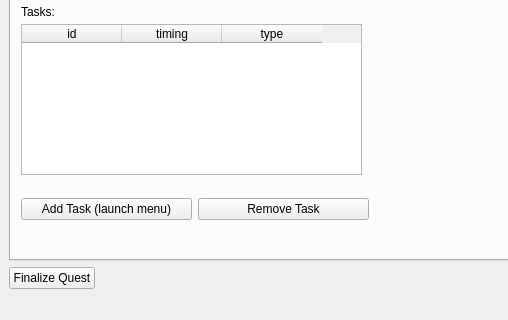
The window that src/modules/gui/ui/gui_quests.ui (ThePi1/SPT-Trader-Builder) describes before a commit, drawn with Qt 5; both pictures show x 0 to 508 and y 440 to 760 of the 775 by 760 pixel window.
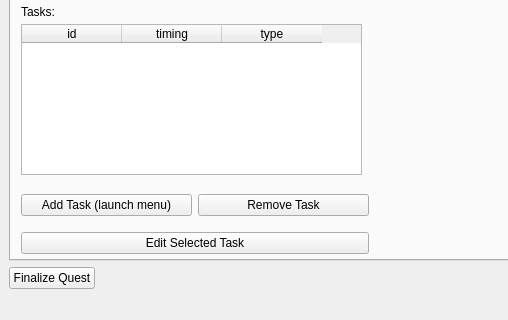
The same window after the commit.

Commit message: Edit a task from the Quest Builder: button, double-click, timing moves

Diff of the .ui file:
```diff
--- a/src/modules/gui/ui/gui_quests.ui
+++ b/src/modules/gui/ui/gui_quests.ui
@@ -162,7 +162,7 @@
           <x>10</x>
           <y>570</y>
           <width>348</width>
-          <height>51</height>
+          <height>81</height>
          </rect>
         </property>
         <layout class="QGridLayout" name="grd_fields_3">
@@ -180,6 +180,13 @@
            </property>
           </widget>
          </item>
+         <item row="1" column="0" colspan="2">
+          <widget class="QPushButton" name="pb_edit_task">
+           <property name="text">
+            <string>Edit Selected Task</string>
+           </property>
+          </widget>
+         </item>
         </layout>
        </widget>
        <widget class="QWidget" name="gridLayoutWidget_4">
```
Left out of the diff: 3 changed lines with no effect on the pictures. The commit also changes 4 other files.
